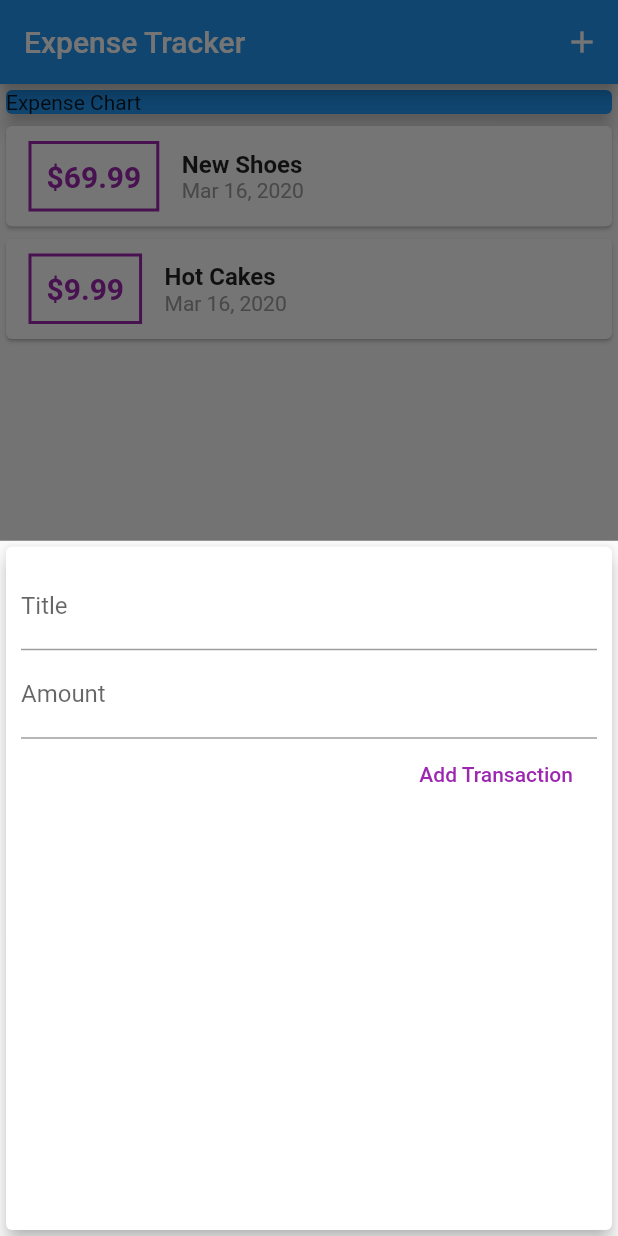
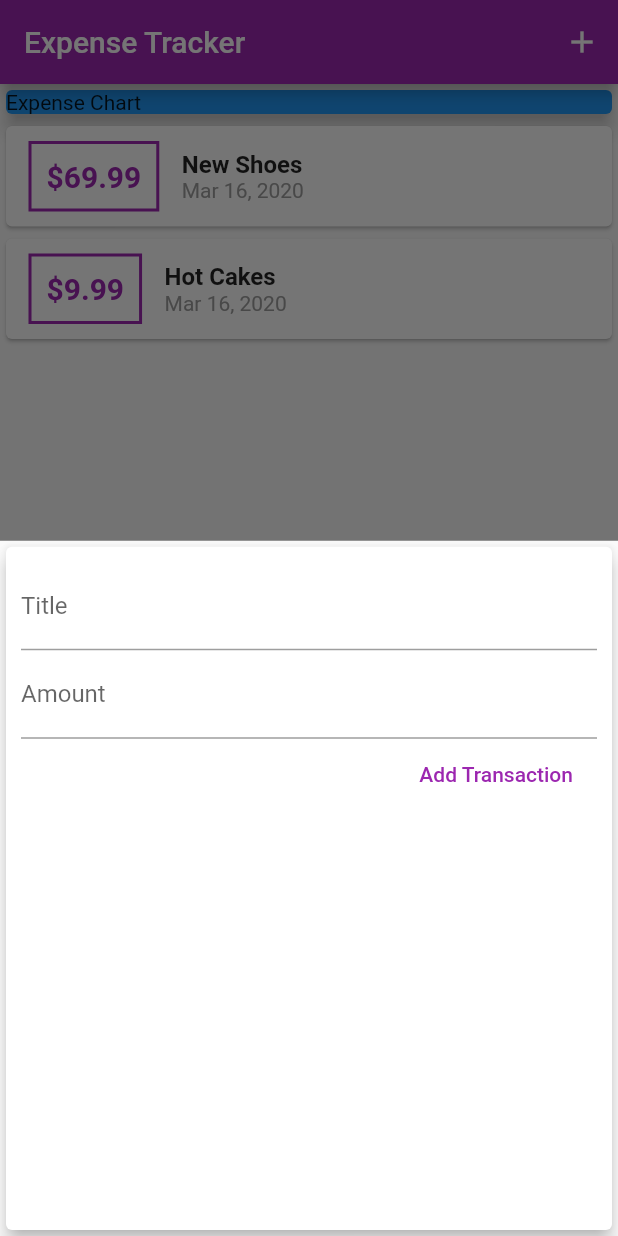
Before and after one commit to vinayreddyking/expense_tracker_tutorial, a Flutter app: the screen it shows after launch, after a tap on the "add" icon, on a phone screen of 412 x 824 dp. Run offline on Flutter 3.47's test engine with Material 2 defaults, Android fonts, the phone set to English and light mode, and no system bars.

Commit message:
adding theme using theme and theme data for changing colors of the app.

```diff
--- a/lib/main.dart
+++ b/lib/main.dart
@@ -12,6 +12,10 @@ class MyApp extends StatelessWidget {
   Widget build(BuildContext context) {
     return MaterialApp(
       title: "Expense Tracker",
+      theme: ThemeData(
+        primarySwatch: Colors.purple,
+        accentColor: Colors.amber,
+      ),
       debugShowCheckedModeBanner: false,
       home: MyHome(),
     );
--- a/lib/widgets/new_transaction.dart
+++ b/lib/widgets/new_transaction.dart
@@ -1,11 +1,19 @@
 import 'package:flutter/material.dart';
 
-class NewTransaction extends StatelessWidget {
+class NewTransaction extends StatefulWidget {
   final Function tx;
+
+  NewTransaction(this.tx);
+
+  @override
+  _NewTransactionState createState() => _NewTransactionState();
+}
+
+class _NewTransactionState extends State<NewTransaction> {
   final TextEditingController titleController = TextEditingController();
+
   final TextEditingController amountController = TextEditingController();
 
-  NewTransaction(this.tx);
   @override
   Widget build(BuildContext context) {
 
@@ -15,7 +23,10 @@ class NewTransaction extends StatelessWidget {
       if(enteredTitle == "" || enteredAmount <= 0 || enteredAmount.isNaN){
         return;
       }
-       tx(enteredTitle,enteredAmount);
+       widget.tx(enteredTitle,enteredAmount);
+       titleController.text = "";
+       amountController.text = "";
+       Navigator.of(context).pop();
     }
     return Card(
             elevation: 5,
@@ -32,6 +43,7 @@ class NewTransaction extends StatelessWidget {
                     onSubmitted:(_) => submitData(),
                   ),
                   TextField(
+                    keyboardType: TextInputType.number,
                     decoration: InputDecoration(
                       labelText: "Amount"
                     ),
--- a/lib/widgets/transaction_list.dart
+++ b/lib/widgets/transaction_list.dart
@@ -18,7 +18,7 @@ class TransactionList extends StatelessWidget {
                         margin: EdgeInsets.symmetric(vertical: 10, horizontal: 15),
                         decoration: BoxDecoration(
                           border: Border.all(
-                            color: Colors.purple,
+                            color: Theme.of(context).primaryColor,
                             width: 2
                           )
                         ),
@@ -26,7 +26,7 @@ class TransactionList extends StatelessWidget {
 
                         child: Text('\$${transactions[index].amount.toStringAsFixed(2)}',
                           style: TextStyle(
-                            color: Colors.purple,
+                            color: Theme.of(context).primaryColor,
                             fontSize: 20,
                             fontWeight: FontWeight.bold,
                           ),
```
